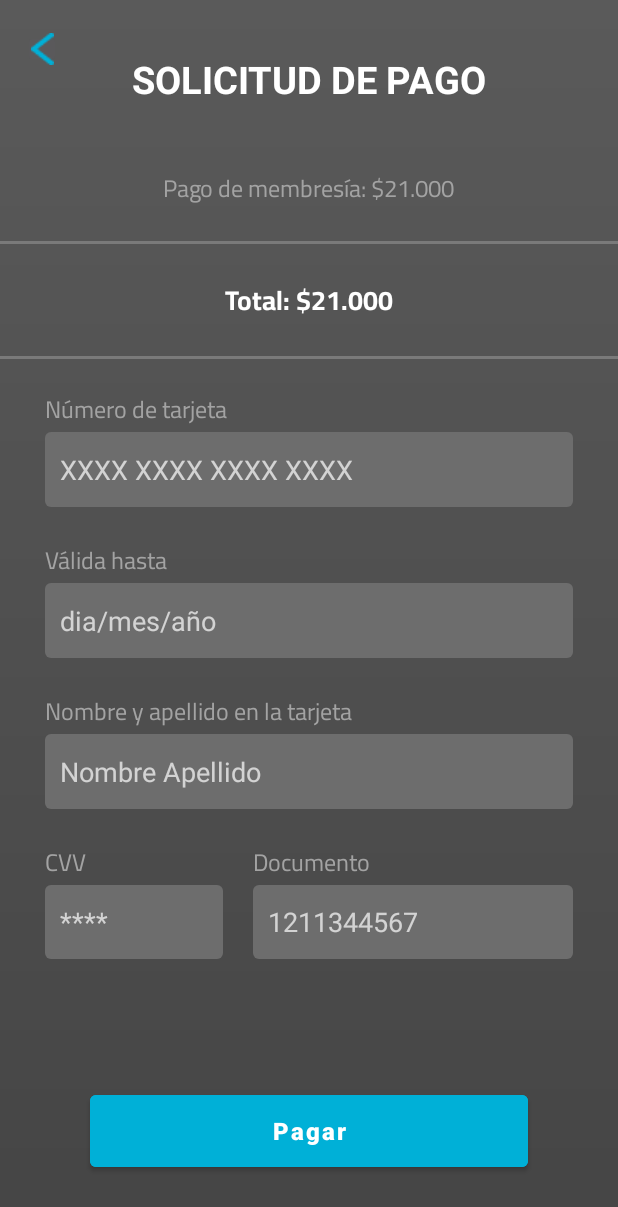
After one commit to Jhonnier20/ProyectoFinalApps, an Android app: the SolicitudDePagoClient screen opened directly, with no data from a screen before it, on a phone screen of 412 x 824 dp. The commit adds this screen. Shown: the top 1207 px of the screen. Run offline under Robolectric (Android 15) with nearby library versions, the phone set to English and light mode, and no system bars; our stand-ins replace Firebase (no records; nobody signed in at launch, a user with empty details on screens opened directly).

Commit message:
cambios en customer detail

```diff
--- a/app/src/main/java/com/example/proyectofinalapps/activities/ClientQRCodeActivity.java
+++ b/app/src/main/java/com/example/proyectofinalapps/activities/ClientQRCodeActivity.java
@@ -44,7 +44,7 @@ public class ClientQRCodeActivity extends AppCompatActivity {
 
         FirebaseFirestore.getInstance().collection("Attendance").document(client.getId()).addSnapshotListener(
                 (value, error) -> {
-                    Toast.makeText(this, "Ingreso exitoso", Toast.LENGTH_SHORT).show();
+                    Toast.makeText(this, "Código QR generado exitósamente", Toast.LENGTH_SHORT).show();
                 }
         );
         updateQR();
--- /dev/null
+++ b/app/src/main/java/com/example/proyectofinalapps/activities/SolicitudDePagoClient.java
@@ -0,0 +1,75 @@
+package com.example.proyectofinalapps.activities;
+
+import androidx.appcompat.app.AlertDialog;
+import androidx.appcompat.app.AppCompatActivity;
+
+import android.os.Bundle;
+import android.view.View;
+import android.widget.Button;
+import android.widget.ImageButton;
+import android.widget.Toast;
+
+import com.example.proyectofinalapps.databinding.ActivityPrivacyPolicyBinding;
+import com.example.proyectofinalapps.databinding.ActivitySolicitudDePagoClientBinding;
+import com.example.proyectofinalapps.model.Notification;
+import com.example.proyectofinalapps.model.Person;
+import com.google.firebase.auth.FirebaseAuth;
+import com.google.firebase.auth.FirebaseUser;
+import com.google.firebase.firestore.FirebaseFirestore;
+
+public class SolicitudDePagoClient extends AppCompatActivity {
+
+    private ActivitySolicitudDePagoClientBinding binding;
+    private Button payBtn;
+    private ImageButton closeNotifications2;
+
+    @Override
+    protected void onCreate(Bundle savedInstanceState) {
+        super.onCreate(savedInstanceState);
+        binding = ActivitySolicitudDePagoClientBinding.inflate(getLayoutInflater());
+        setContentView(binding.getRoot());
+
+        payBtn = binding.payBtn;
+        closeNotifications2 = binding.closeNotifications2;
+
+        payBtn.setOnClickListener(this::requestPayment);
+        closeNotifications2.setOnClickListener(this::close);
+    }
+
+    private void requestPayment(View view) {
+        AlertDialog.Builder builder = new AlertDialog.Builder(view.getContext())
+                .setTitle("Realizar pago")
+                .setMessage("¿Esta seguro que desea realizar el pago?")
+                .setNegativeButton("NO", (dialog, id) -> {
+                    dialog.dismiss();
+                })
+                .setPositiveButton("SI", (dialog, id) -> {
+                    successPayment();
+                    dialog.dismiss();
+                });
+        builder.show();
+    }
+
+    private void successPayment() {
+        FirebaseUser auth = FirebaseAuth.getInstance().getCurrentUser();
+
+        FirebaseFirestore.getInstance().collection("Clientes").document(auth.getUid()).get().addOnSuccessListener(
+                per -> {
+                    Person myperson = per.toObject(Person.class);
+                    Notification noti = new Notification(myperson.getFullName(), "pendiente", myperson.getId());
+
+                    //send user to Payments collection
+                    FirebaseFirestore.getInstance().collection("Payments").document(myperson.getId()).set(noti).addOnSuccessListener(
+                            added -> {
+                                Toast.makeText(this, "Esperando confirmación de staff", Toast.LENGTH_LONG);
+                                finish();
+                            }
+                    );
+                }
+        );
+    }
+
+    private void close(View view){
+        finish();
+    }
+}
--- a/app/src/main/java/com/example/proyectofinalapps/fragments/FragmentHomeRegisteredUser.java
+++ b/app/src/main/java/com/example/proyectofinalapps/fragments/FragmentHomeRegisteredUser.java
@@ -16,6 +16,7 @@ import android.widget.TextView;
 import android.widget.Toast;
 
 import com.example.proyectofinalapps.activities.Notifications;
+import com.example.proyectofinalapps.activities.SolicitudDePagoClient;
 import com.example.proyectofinalapps.databinding.FragmentHomeRegisteredUserBinding;
 import com.example.proyectofinalapps.model.Notification;
 import com.example.proyectofinalapps.model.Person;
@@ -25,6 +26,7 @@ import com.google.firebase.auth.FirebaseUser;
 import com.google.firebase.firestore.DocumentSnapshot;
 import com.google.firebase.firestore.FirebaseFirestore;
 import com.example.proyectofinalapps.activities.ClientQRCodeActivity;
+import com.google.gson.Gson;
 
 
 public class FragmentHomeRegisteredUser extends Fragment {
@@ -34,8 +36,10 @@ public class FragmentHomeRegisteredUser extends Fragment {
     private ImageView QRIcon, cashIcon, goToNotifications;
     private View view;
     private FragmentHomeRegisteredUserBinding binding;
+    private Subscription subscription;
 
     private Person client;
+    protected FirebaseUser firebaseUser;
 
     public FragmentHomeRegisteredUser() {
         // Required empty public constructor
@@ -68,9 +72,24 @@ public class FragmentHomeRegisteredUser extends Fragment {
         requestPayment.setOnClickListener(this::requestPayment);
         goToNotifications.setOnClickListener(this::goToNotifications);
 
-        chargeData();
+
+        chargeItems();
 
         return view;
+    }
+
+    private void chargeItems() {
+        firebaseUser = FirebaseAuth.getInstance().getCurrentUser();
+        FirebaseFirestore.getInstance().collection("Clientes").document(firebaseUser.getUid()).collection("Subscription").get().addOnSuccessListener(
+                task -> {
+                    for(DocumentSnapshot doc: task.getDocuments()) {
+                        subscription = doc.toObject(Subscription.class);
+                        break;
+                    }
+                    membership.setText(subscription.getMembership());
+                    cutoffDate.setText(""+subscription.getState());
+                }
+        );
     }
 
     private void generateQR(View view){
@@ -88,43 +107,17 @@ public class FragmentHomeRegisteredUser extends Fragment {
 
                         if (sub.isActive() == true){
                             Log.e(">>>odioesto",""+sub.isActive());
+                            Toast.makeText(view.getContext(),"Ya tienes una subscripcion activa", Toast.LENGTH_LONG).show();
 
                         } else {
-
-                            AlertDialog.Builder builder = new AlertDialog.Builder(getContext())
-                                    .setTitle("Realizar pago")
-                                    .setMessage("¿Esta seguro que desea realizar el pago?")
-                                    .setNegativeButton("NO", (dialog, id) -> {
-                                        dialog.dismiss();
-                                    })
-                                    .setPositiveButton("SI", (dialog, id) -> {
-                                        successPayment();
-                                        dialog.dismiss();
-                                    });
-                            builder.show();
+                            Intent intent = new Intent(getActivity(), SolicitudDePagoClient.class);
+                            getActivity().startActivity(intent);
                         }
                     }
                 }
         );
     }
 
-    private void successPayment () {
-        FirebaseUser auth = FirebaseAuth.getInstance().getCurrentUser();
-
-        FirebaseFirestore.getInstance().collection("Clientes").document(auth.getUid()).get().addOnSuccessListener(
-                per -> {
-                    Person myperson = per.toObject(Person.class);
-                    Notification noti = new Notification(myperson.getFullName(), "pendiente", myperson.getId());
-
-                    //send user to Payments collection
-                    FirebaseFirestore.getInstance().collection("Payments").document(myperson.getId()).set(noti).addOnSuccessListener(
-                            added -> {
-                                Toast.makeText(getActivity(), "Esperando confirmación de staff", Toast.LENGTH_LONG);
-                            }
-                    );
-                }
-        );
-    }
 
     private void goToNotifications(View view){
         Intent intent = new Intent(getActivity(), Notifications.class);
@@ -140,12 +133,4 @@ public class FragmentHomeRegisteredUser extends Fragment {
         this.client = client;
     }
 
-    private void chargeData() {
-        //String[] fullName = client.getFullName().toUpperCase(Locale.ROOT).split(" ");
-
-        //welcomeTitle.setText("BIENVENIDO " + fullName[0] + "!");
-        membership.setText(" - ");
-        cutoffDate.setText(" - ");
-
-    }
 }
--- a/app/src/main/java/com/example/proyectofinalapps/fragments/ProfileClientFragment.java
+++ b/app/src/main/java/com/example/proyectofinalapps/fragments/ProfileClientFragment.java
@@ -14,6 +14,8 @@ import com.example.proyectofinalapps.model.Person;
 import com.example.proyectofinalapps.model.Subscription;
 import com.google.firebase.auth.FirebaseAuth;
 import com.google.firebase.firestore.FirebaseFirestore;
+
+import java.util.Date;
 
 public class ProfileClientFragment extends Fragment {
 
@@ -63,6 +65,8 @@ public class ProfileClientFragment extends Fragment {
         membershipClient2.setText(subscription.getMembership());
         if(subscription.isActive()) {
             but.setText("Subscripcion activa");
+            Date dateStart = new Date(subscription.getDateStart());
+            Date dateEnd = new Date(subscription.getDateEnd());
             dateClient2.setText(subscription.getDateStart() + "-" +subscription.getDateEnd());
         } else {
             but.setText("Subscripcion inactiva");
--- a/app/src/main/java/com/example/proyectofinalapps/viewholders/NotificationsView.java
+++ b/app/src/main/java/com/example/proyectofinalapps/viewholders/NotificationsView.java
@@ -85,6 +85,7 @@ public class NotificationsView extends RecyclerView.ViewHolder {
 
                                                             FirebaseFirestore.getInstance().collection("PaymentsAnswered").document(client.getId()).set(not);
                                                             FirebaseFirestore.getInstance().collection("Payments").document(client.getId()).delete();
+                                                            Toast.makeText(view.getContext(),"Solicitud denegada con éxito", Toast.LENGTH_LONG).show();
                                                         }
                                                 );
 
@@ -103,7 +104,7 @@ public class NotificationsView extends RecyclerView.ViewHolder {
 
                                                                 FirebaseFirestore.getInstance().collection("Clientes").document(client.getId()).collection("Subscription").document(sub.getId()).set(sub).addOnSuccessListener(
                                                                         suss -> {
-                                                                            //FirebaseFirestore.getInstance().collection("Payments").document(client.getId()).delete();
+                                                                            FirebaseFirestore.getInstance().collection("Payments").document(client.getId()).delete();
                                                                             Toast.makeText(view.getContext(),"Solicitud aceptada con éxito", Toast.LENGTH_LONG).show();
                                                                         }
                                                                 );
--- a/app/src/main/res/layout/activity_customer_details.xml
+++ b/app/src/main/res/layout/activity_customer_details.xml
@@ -48,9 +48,12 @@
         android:id="@+id/dateClient"
         android:layout_width="wrap_content"
         android:layout_height="wrap_content"
+        android:layout_marginStart="30dp"
         android:layout_marginTop="10dp"
+        android:layout_marginEnd="30dp"
         android:fontFamily="@font/cairo_regular"
-        android:text="31/10/21 - 31/12/21"
+        android:text="--/--/--"
+        android:textAlignment="center"
         android:textColor="#FFFFFF"
         android:textSize="16sp"
         android:textStyle="normal"
--- /dev/null
+++ b/app/src/main/res/layout/activity_solicitud_de_pago_client.xml
@@ -0,0 +1,271 @@
+<?xml version="1.0" encoding="utf-8"?>
+<androidx.constraintlayout.widget.ConstraintLayout xmlns:android="http://schemas.android.com/apk/res/android"
+    xmlns:app="http://schemas.android.com/apk/res-auto"
+    xmlns:tools="http://schemas.android.com/tools"
+    android:layout_width="match_parent"
+    android:layout_height="match_parent"
+    android:background="@drawable/main_app_back"
+    tools:context=".activities.SolicitudDePagoClient">
+
+    <ImageButton
+        android:id="@+id/closeNotifications2"
+        android:layout_width="25dp"
+        android:layout_height="25dp"
+        android:layout_marginStart="15dp"
+        android:layout_marginTop="20dp"
+        app:layout_constraintStart_toStartOf="parent"
+        app:layout_constraintTop_toTopOf="parent"
+        app:srcCompat="@drawable/blueflecha" />
+
+    <EditText
+        android:id="@+id/editTextTextEmailAddress5"
+        android:layout_width="wrap_content"
+        android:layout_height="49dp"
+        android:layout_marginEnd="30dp"
+        android:background="@drawable/edittext_back"
+        android:backgroundTint="@color/grei"
+        android:ems="10"
+        android:hint="1211344567"
+        android:inputType="number|textEmailAddress"
+        android:paddingStart="10dp"
+        android:phoneNumber="true"
+        app:layout_constraintEnd_toEndOf="parent"
+        app:layout_constraintStart_toEndOf="@+id/editTextTextEmailAddress4"
+        app:layout_constraintTop_toBottomOf="@+id/gymInstructor8" />
+
+    <TextView
+        android:id="@+id/gymInstructor8"
+        android:layout_width="0dp"
+        android:layout_height="wrap_content"
+        android:layout_marginTop="20dp"
+        android:fontFamily="@font/cairo_regular"
+        android:text="Documento"
+        android:textColor="@color/color_hint"
+        android:textSize="16dp"
+        android:textStyle="normal"
+        app:layout_constraintStart_toStartOf="@+id/editTextTextEmailAddress5"
+        app:layout_constraintTop_toBottomOf="@+id/editTextTextEmailAddress3" />
+
+    <EditText
+        android:id="@+id/editTextTextEmailAddress4"
+        android:layout_width="0dp"
+        android:layout_height="49dp"
+        android:layout_marginStart="30dp"
+        android:layout_marginEnd="20dp"
+        android:background="@drawable/edittext_back"
+        android:backgroundTint="@color/grei"
+        android:ems="10"
+        android:hint="****"
+        android:inputType="numberPassword"
+        android:paddingStart="10dp"
+        android:password="true"
+        app:layout_constraintEnd_toStartOf="@+id/editTextTextEmailAddress5"
+        app:layout_constraintStart_toStartOf="parent"
+        app:layout_constraintTop_toBottomOf="@+id/gymInstructor7" />
+
+    <TextView
+        android:id="@+id/gymInstructor7"
+        android:layout_width="0dp"
+        android:layout_height="wrap_content"
+        android:layout_marginStart="30dp"
+        android:layout_marginTop="20dp"
+        android:fontFamily="@font/cairo_regular"
+        android:text="CVV"
+        android:textColor="@color/color_hint"
+        android:textSize="16dp"
+        android:textStyle="normal"
+        app:layout_constraintStart_toStartOf="parent"
+        app:layout_constraintTop_toBottomOf="@+id/editTextTextEmailAddress3" />
+
+    <EditText
+        android:id="@+id/editTextTextEmailAddress3"
+        android:layout_width="0dp"
+        android:layout_height="50dp"
+        android:layout_marginStart="30dp"
+        android:layout_marginEnd="30dp"
+        android:background="@drawable/edittext_back"
+        android:backgroundTint="@color/grei"
+        android:ems="10"
+        android:hint="Nombre Apellido"
+        android:inputType="textPersonName"
+        android:paddingStart="10dp"
+        app:layout_constraintEnd_toEndOf="parent"
+        app:layout_constraintHorizontal_bias="0.0"
+        app:layout_constraintStart_toStartOf="parent"
+        app:layout_constraintTop_toBottomOf="@+id/gymInstructor6" />
+
+    <TextView
+        android:id="@+id/gymInstructor6"
+        android:layout_width="0dp"
+        android:layout_height="wrap_content"
+        android:layout_marginStart="30dp"
+        android:layout_marginTop="20dp"
+        android:layout_marginEnd="30dp"
+        android:fontFamily="@font/cairo_regular"
+        android:text="Nombre y apellido en la tarjeta"
+        android:textColor="@color/color_hint"
+        android:textSize="16dp"
+        android:textStyle="normal"
+        app:layout_constraintEnd_toEndOf="parent"
+        app:layout_constraintHorizontal_bias="0.0"
+        app:layout_constraintStart_toStartOf="parent"
+        app:layout_constraintTop_toBottomOf="@+id/editTextTextEmailAddress2" />
+
+    <EditText
+        android:id="@+id/editTextTextEmailAddress2"
+        android:layout_width="0dp"
+        android:layout_height="50dp"
+        android:layout_marginStart="30dp"
+        android:layout_marginEnd="30dp"
+        android:background="@drawable/edittext_back"
+        android:backgroundTint="@color/grei"
+        android:ems="10"
+        android:hint="dia/mes/año"
+        android:inputType="date"
+        android:paddingStart="10dp"
+        android:phoneNumber="true"
+        app:layout_constraintEnd_toEndOf="parent"
+        app:layout_constraintHorizontal_bias="0.0"
+        app:layout_constraintStart_toStartOf="parent"
+        app:layout_constraintTop_toBottomOf="@+id/gymInstructor5" />
+
+    <TextView
+        android:id="@+id/gymInstructor5"
+        android:layout_width="0dp"
+        android:layout_height="wrap_content"
+        android:layout_marginStart="30dp"
+        android:layout_marginTop="20dp"
+        android:layout_marginEnd="30dp"
+        android:fontFamily="@font/cairo_regular"
+        android:text="Válida hasta"
+        android:textColor="@color/color_hint"
+        android:textSize="16dp"
+        android:textStyle="normal"
+        app:layout_constraintEnd_toEndOf="parent"
+        app:layout_constraintHorizontal_bias="0.0"
+        app:layout_constraintStart_toStartOf="parent"
+        app:layout_constraintTop_toBottomOf="@+id/editTextTextEmailAddress" />
+
+    <androidx.constraintlayout.widget.ConstraintLayout
+        android:id="@+id/constraintLayout2"
+        android:layout_width="0dp"
+        android:layout_height="2dp"
+        android:layout_marginTop="20dp"
+        android:layout_marginBottom="20dp"
+        android:background="#434343"
+        android:backgroundTint="#7A7A7A"
+        app:layout_constraintBottom_toTopOf="@+id/gymInstructor3"
+        app:layout_constraintEnd_toEndOf="parent"
+        app:layout_constraintHorizontal_bias="0.0"
+        app:layout_constraintStart_toStartOf="parent"
+        app:layout_constraintTop_toBottomOf="@+id/gymInstructor2">
+
+    </androidx.constraintlayout.widget.ConstraintLayout>
+
+    <androidx.constraintlayout.widget.ConstraintLayout
+        android:id="@+id/constraintLayout6"
+        android:layout_width="0dp"
+        android:layout_height="2dp"
+        android:layout_marginTop="20dp"
+        android:background="#434343"
+        android:backgroundTint="#7A7A7A"
+        app:layout_constraintEnd_toEndOf="parent"
+        app:layout_constraintHorizontal_bias="0.0"
+        app:layout_constraintStart_toStartOf="parent"
+        app:layout_constraintTop_toBottomOf="@+id/gymInstructor3">
+
+    </androidx.constraintlayout.widget.ConstraintLayout>
+
+    <TextView
+        android:id="@+id/gymInstructor2"
+        android:layout_width="wrap_content"
+        android:layout_height="wrap_content"
+        android:layout_marginTop="40dp"
+        android:fontFamily="@font/cairo_regular"
+        android:text="Pago de membresía: $21.000"
+        android:textColor="@color/color_hint"
+        android:textSize="16dp"
+        android:textStyle="normal"
+        app:layout_constraintEnd_toEndOf="parent"
+        app:layout_constraintStart_toStartOf="parent"
+        app:layout_constraintTop_toBottomOf="@+id/textView9" />
+
+    <TextView
+        android:id="@+id/gymInstructor3"
+        android:layout_width="wrap_content"
+        android:layout_height="wrap_content"
+        android:layout_marginTop="20dp"
+        android:fontFamily="@font/cairo_bold"
+        android:text="Total: $21.000"
+        android:textColor="#FFFFFF"
+        android:textSize="18dp"
+        android:textStyle="normal|bold"
+        app:layout_constraintEnd_toEndOf="parent"
+        app:layout_constraintHorizontal_bias="0.502"
+        app:layout_constraintStart_toStartOf="parent"
+        app:layout_constraintTop_toBottomOf="@+id/constraintLayout2" />
+
+    <Button
+        android:id="@+id/payBtn"
+        android:layout_width="0dp"
+        android:layout_height="60dp"
+        android:layout_marginStart="60dp"
+        android:layout_marginEnd="60dp"
+        android:layout_marginBottom="40dp"
+        android:backgroundTint="#00B0D7"
+        android:text="Pagar"
+        android:textAllCaps="false"
+        android:textSize="16dp"
+        android:textStyle="bold"
+        app:layout_constraintBottom_toBottomOf="parent"
+        app:layout_constraintEnd_toEndOf="parent"
+        app:layout_constraintHorizontal_bias="0.0"
+        app:layout_constraintStart_toStartOf="parent" />
+
+    <TextView
+        android:id="@+id/textView9"
+        android:layout_width="wrap_content"
+        android:layout_height="wrap_content"
+        android:layout_marginTop="35dp"
+        android:text="SOLICITUD DE PAGO"
+        android:textColor="#FFFFFF"
+        android:textSize="25dp"
+        android:textStyle="bold"
+        app:layout_constraintEnd_toEndOf="parent"
+        app:layout_constraintStart_toStartOf="parent"
+        app:layout_constraintTop_toTopOf="parent" />
+
+    <TextView
+        android:id="@+id/gymInstructor4"
+        android:layout_width="0dp"
+        android:layout_height="wrap_content"
+        android:layout_marginStart="30dp"
+        android:layout_marginTop="20dp"
+        android:layout_marginEnd="30dp"
+        android:fontFamily="@font/cairo_regular"
+        android:text="Número de tarjeta"
+        android:textColor="@color/color_hint"
+        android:textSize="16dp"
+        android:textStyle="normal"
+        app:layout_constraintEnd_toEndOf="parent"
+        app:layout_constraintHorizontal_bias="0.502"
+        app:layout_constraintStart_toStartOf="parent"
+        app:layout_constraintTop_toTopOf="@+id/constraintLayout6" />
+
+    <EditText
+        android:id="@+id/editTextTextEmailAddress"
+        android:layout_width="0dp"
+        android:layout_height="50dp"
+        android:layout_marginStart="30dp"
+        android:layout_marginEnd="30dp"
+        android:background="@drawable/edittext_back"
+        android:backgroundTint="@color/grei"
+        android:ems="10"
+        android:hint="XXXX XXXX XXXX XXXX"
+        android:inputType="number"
+        android:paddingStart="10dp"
+        android:phoneNumber="false"
+        app:layout_constraintEnd_toEndOf="parent"
+        app:layout_constraintStart_toStartOf="parent"
+        app:layout_constraintTop_toBottomOf="@+id/gymInstructor4" />
+</androidx.constraintlayout.widget.ConstraintLayout>
--- a/app/src/main/res/layout/fragment_home_registered_user.xml
+++ b/app/src/main/res/layout/fragment_home_registered_user.xml
@@ -197,7 +197,7 @@
             android:layout_height="wrap_content"
             android:layout_marginStart="8dp"
             android:fontFamily="@font/cairo_regular"
-            android:text="en mora por 3 días"
+            android:text="----"
             android:textSize="16dp"
             app:layout_constraintStart_toEndOf="@+id/title_Activate_Allow6"
             app:layout_constraintTop_toTopOf="@+id/title_Activate_Allow6" />
@@ -209,7 +209,7 @@
             android:layout_height="wrap_content"
             android:layout_marginStart="8dp"
             android:fontFamily="@font/cairo_regular"
-            android:text="octubre 11 2021"
+            android:text="----"
             android:textSize="16dp"
             app:layout_constraintStart_toEndOf="@+id/title_Activate_Allow7"
             app:layout_constraintTop_toTopOf="@+id/title_Activate_Allow7" />
--- a/app/src/main/res/layout/fragment_profile_client.xml
+++ b/app/src/main/res/layout/fragment_profile_client.xml
@@ -10,9 +10,12 @@
         android:id="@+id/dateClient2"
         android:layout_width="wrap_content"
         android:layout_height="wrap_content"
+        android:layout_marginStart="30dp"
         android:layout_marginTop="10dp"
+        android:layout_marginEnd="30dp"
         android:fontFamily="@font/cairo_regular"
-        android:text="31/10/21 - 31/12/21"
+        android:text="--/--/--"
+        android:textAlignment="center"
         android:textColor="#FFFFFF"
         android:textSize="16sp"
         android:textStyle="normal"
```
Also changed, not shown: app/src/main/AndroidManifest.xml (+4 -4 lines), app/src/main/res/drawable/codeqr.png, app/src/main/res/drawable/peso.png.
